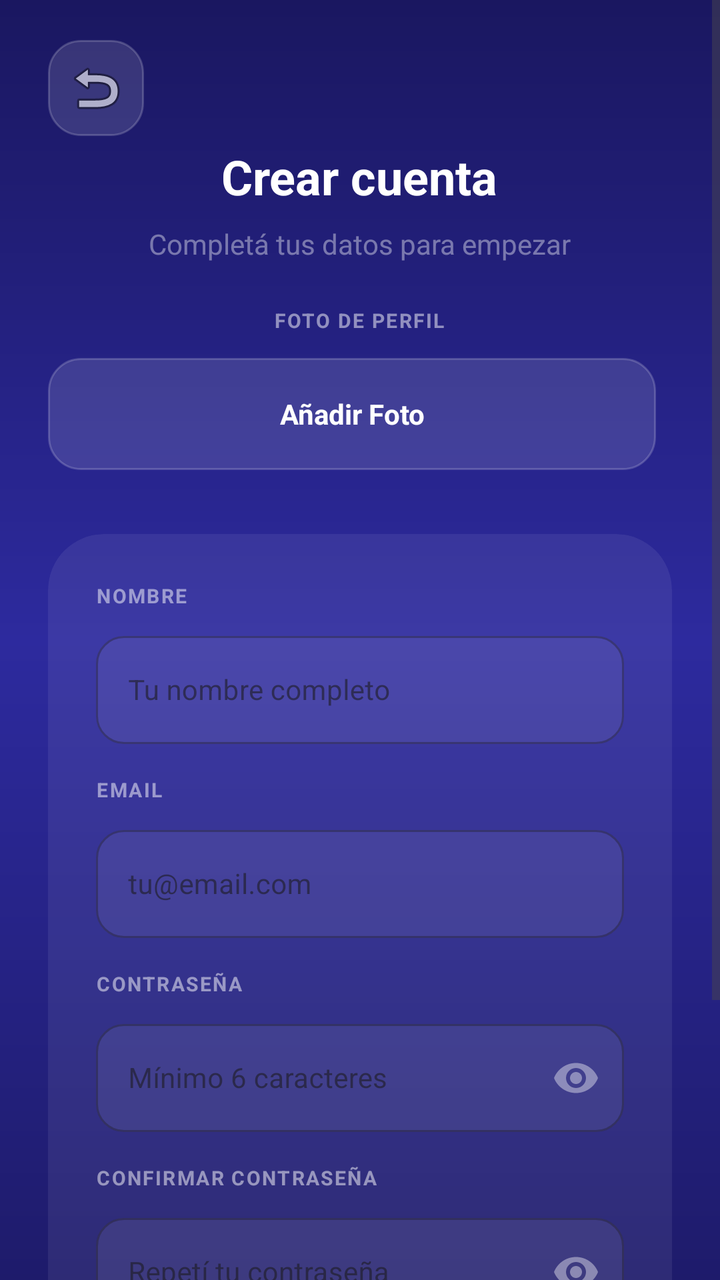
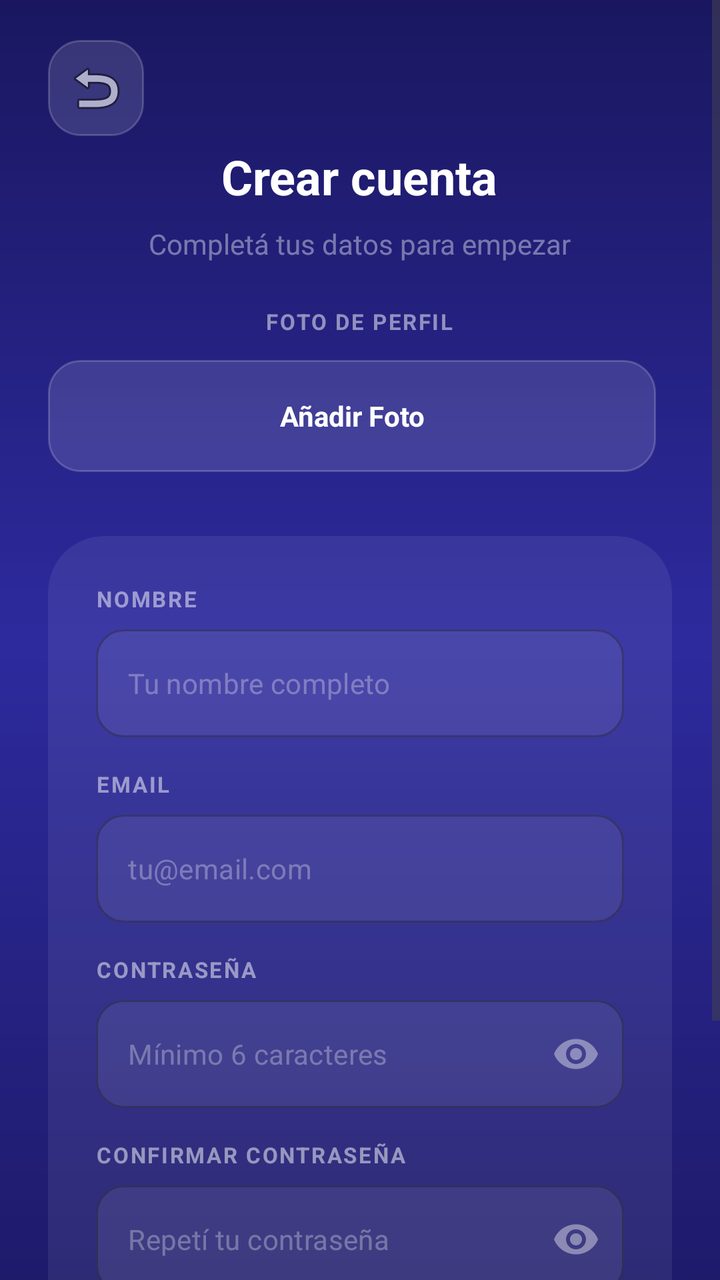

Compare the two renders of this Android layout. The source of the first and the diff that turns it into the second are given below.
<!-- AndroidManifest.xml: application theme Theme.AppTareas -->
<!-- res/layout/create_profile.xml -->
<?xml version="1.0" encoding="utf-8"?>
<ScrollView
    android:layout_width="match_parent"
    android:layout_height="match_parent"
    xmlns:android="http://schemas.android.com/apk/res/android"
    xmlns:app="http://schemas.android.com/apk/res-auto"
    android:fillViewport="true"
    android:background="@drawable/bg_gradient_login">



    <LinearLayout
        android:layout_width="match_parent"
        android:layout_height="wrap_content"
        android:orientation="vertical"
        android:gravity="center_horizontal"
        android:paddingStart="24dp"
        android:paddingEnd="24dp"
        android:paddingTop="20dp"
        android:paddingBottom="40dp">


        <LinearLayout
            android:layout_width="match_parent"
            android:layout_height="wrap_content"
            android:orientation="horizontal"
            android:layout_marginBottom="4dp"
            >
            <ImageButton
                android:id="@+id/btnBack"
                android:layout_width="48dp"
                android:layout_height="48dp"
                android:layout_alignParentStart="true"
                android:background="@drawable/bg_glass_input"
                android:src="@android:drawable/ic_menu_revert"
                android:contentDescription="Volver"
                android:padding="20dp"/>


        </LinearLayout>



        <TextView
            android:layout_width="wrap_content"
            android:layout_height="wrap_content"
            android:text="Crear cuenta"
            android:textColor="#FFFFFF"
            android:textSize="24sp"
            android:textStyle="bold"
            android:layout_marginBottom="8dp"/>

        <TextView
            android:layout_width="wrap_content"
            android:layout_height="wrap_content"
            android:text="Completá tus datos para empezar"
            android:textColor="#66FFFFFF"
            android:textSize="14sp"
            android:layout_marginBottom="22dp"/>

        <TextView
            android:layout_width="wrap_content"
            android:layout_height="wrap_content"
            android:text="FOTO DE PERFIL"
            android:textColor="#80FFFFFF"
            android:textSize="10sp"
            android:textStyle="bold"
            android:letterSpacing="0.08"
            android:layout_marginBottom="12dp"/>


        <LinearLayout
            android:layout_width="match_parent"
            android:layout_height="wrap_content"
            android:layout_marginBottom="32dp"
            android:orientation="horizontal">

            <TextView
                android:id="@+id/btnAddPhoto"
                android:layout_width="0dp"
                android:layout_height="56dp"
                android:layout_marginEnd="8dp"
                android:layout_weight="1"
                android:background="@drawable/bg_glass_input"
                android:gravity="center"
                android:text="@string/btn_añadir_foto"
                android:textColor="#FFFFFF"
                android:textSize="14sp"
                android:textStyle="bold" />


        </LinearLayout>

        <androidx.cardview.widget.CardView
            android:layout_width="match_parent"
            android:layout_height="wrap_content"
            app:cardCornerRadius="28dp"
            app:cardBackgroundColor="#12FFFFFF"
            app:cardElevation="0dp">

            <LinearLayout
                android:layout_width="match_parent"
                android:layout_height="wrap_content"
                android:orientation="vertical"
                android:padding="24dp">

                
                <TextView
                    android:layout_width="wrap_content"
                    android:layout_height="wrap_content"
                    android:text="NOMBRE"
                    android:textColor="#80FFFFFF"
                    android:textSize="10sp"
                    android:textStyle="bold"
                    android:letterSpacing="0.08"
                    android:layout_marginBottom="8dp"/>

                <com.google.android.material.textfield.TextInputLayout
                    android:id="@+id/tilName"
                    android:layout_width="match_parent"
                    android:layout_height="wrap_content"
                    android:layout_marginBottom="16dp"
                    style="@style/Widget.MaterialComponents.TextInputLayout.OutlinedBox"
                    app:boxCornerRadiusTopStart="14dp"
                    app:boxCornerRadiusTopEnd="14dp"
                    app:boxCornerRadiusBottomStart="14dp"
                    app:boxCornerRadiusBottomEnd="14dp"
                    app:boxBackgroundColor="#12FFFFFF"
                    app:boxStrokeWidth="1dp"
                    app:startIconTint="#66FFFFFF">

                    <com.google.android.material.textfield.TextInputEditText
                        android:id="@+id/etName"
                        android:layout_width="match_parent"
                        android:layout_height="54dp"
                        android:hint="Tu nombre completo"
                        android:textColor="#FFFFFF"
                        android:textColorHint="#4DFFFFFF"
                        android:textSize="14sp"
                        android:inputType="textPersonName"
                        android:imeOptions="actionNext"/>

                </com.google.android.material.textfield.TextInputLayout>

                
                <TextView
                    android:layout_width="wrap_content"
                    android:layout_height="wrap_content"
                    android:text="EMAIL"
                    android:textColor="#80FFFFFF"
                    android:textSize="10sp"
                    android:textStyle="bold"
                    android:letterSpacing="0.08"
                    android:layout_marginBottom="8dp"/>

                <com.google.android.material.textfield.TextInputLayout
                    android:id="@+id/tilEmail"
                    android:layout_width="match_parent"
                    android:layout_height="wrap_content"
                    android:layout_marginBottom="16dp"
                    style="@style/Widget.MaterialComponents.TextInputLayout.OutlinedBox"
                    app:boxCornerRadiusTopStart="14dp"
                    app:boxCornerRadiusTopEnd="14dp"
                    app:boxCornerRadiusBottomStart="14dp"
                    app:boxCornerRadiusBottomEnd="14dp"
                    app:boxBackgroundColor="#12FFFFFF"
                    app:startIconTint="#66FFFFFF">

                    <com.google.android.material.textfield.TextInputEditText
                        android:id="@+id/etEmail"
                        android:layout_width="match_parent"
                        android:layout_height="54dp"
                        android:hint="tu@email.com"
                        android:textColor="#FFFFFF"
                        android:textColorHint="#4DFFFFFF"
                        android:textSize="14sp"
                        android:inputType="textEmailAddress"
                        android:imeOptions="actionNext"/>

                </com.google.android.material.textfield.TextInputLayout>

                
                <TextView
                    android:layout_width="wrap_content"
                    android:layout_height="wrap_content"
                    android:text="CONTRASEÑA"
                    android:textColor="#80FFFFFF"
                    android:textSize="10sp"
                    android:textStyle="bold"
                    android:letterSpacing="0.08"
                    android:layout_marginBottom="8dp"/>

                <com.google.android.material.textfield.TextInputLayout
                    android:id="@+id/tilPassword"
                    android:layout_width="match_parent"
                    android:layout_height="wrap_content"
                    android:layout_marginBottom="16dp"
                    style="@style/Widget.MaterialComponents.TextInputLayout.OutlinedBox"
                    app:boxCornerRadiusTopStart="14dp"
                    app:boxCornerRadiusTopEnd="14dp"
                    app:boxCornerRadiusBottomStart="14dp"
                    app:boxCornerRadiusBottomEnd="14dp"
                    app:boxBackgroundColor="#12FFFFFF"
                    app:startIconTint="#66FFFFFF"
                    app:endIconMode="password_toggle"
                    app:endIconTint="#66FFFFFF">

                    <com.google.android.material.textfield.TextInputEditText
                        android:id="@+id/etPassword"
                        android:layout_width="match_parent"
                        android:layout_height="54dp"
                        android:hint="Mínimo 6 caracteres"
                        android:textColor="#FFFFFF"
                        android:textColorHint="#4DFFFFFF"
                        android:textSize="14sp"
                        android:inputType="textPassword"
                        android:imeOptions="actionNext"/>

                </com.google.android.material.textfield.TextInputLayout>


                <TextView
                    android:layout_width="wrap_content"
                    android:layout_height="wrap_content"
                    android:text="CONFIRMAR CONTRASEÑA"
                    android:textColor="#80FFFFFF"
                    android:textSize="10sp"
                    android:textStyle="bold"
                    android:letterSpacing="0.08"
                    android:layout_marginBottom="8dp"/>

                <com.google.android.material.textfield.TextInputLayout
                    android:id="@+id/tilConfirmPassword"
                    android:layout_width="match_parent"
                    android:layout_height="wrap_content"
                    android:layout_marginBottom="20dp"
                    style="@style/Widget.MaterialComponents.TextInputLayout.OutlinedBox"
                    app:boxCornerRadiusTopStart="14dp"
                    app:boxCornerRadiusTopEnd="14dp"
                    app:boxCornerRadiusBottomStart="14dp"
                    app:boxCornerRadiusBottomEnd="14dp"
                    app:boxBackgroundColor="#12FFFFFF"
                    app:startIconTint="#66FFFFFF"
                    app:endIconMode="password_toggle"
                    app:endIconTint="#66FFFFFF">

                    <com.google.android.material.textfield.TextInputEditText
                        android:id="@+id/etConfirmPassword"
                        android:layout_width="match_parent"
                        android:layout_height="54dp"
                        android:hint="Repetí tu contraseña"
                        android:textColor="#FFFFFF"
                        android:textColorHint="#4DFFFFFF"
                        android:textSize="14sp"
                        android:inputType="textPassword"
                        android:imeOptions="actionDone"/>

                </com.google.android.material.textfield.TextInputLayout>

                
                <Button
                    android:id="@+id/btnRegister"
                    android:layout_width="match_parent"
                    android:layout_height="52dp"
                    android:layout_marginTop="20dp"
                    android:text="Crear cuenta"
                    android:textColor="#FFFFFF"
                    android:background="@drawable/bg_button_gradient"
                    app:backgroundTint="@null"
                    android:textSize="15sp"
                    android:textStyle="bold"
                    android:stateListAnimator="@null"
                    android:elevation="0dp">

                </Button>



            </LinearLayout>



        </androidx.cardview.widget.CardView>









    </LinearLayout>



</ScrollView>
<!-- resources referenced by this layout -->
<resources>
  <!-- drawable bg_button_gradient (drawable) -->
  <?xml version="1.0" encoding="utf-8"?>
  <shape xmlns:android="http://schemas.android.com/apk/res/android"
      android:shape="rectangle">
      <gradient
          android:type="linear"
          android:angle="0"
          android:startColor="#FFEC4899"
          android:endColor="#FF8B5CF6" />
      <corners android:radius="16dp" />
  </shape>
  <!-- drawable bg_glass_input (drawable) -->
  <?xml version="1.0" encoding="utf-8"?>
  <shape xmlns:android="http://schemas.android.com/apk/res/android">
      <solid android:color="#20FFFFFF" />
  
      <corners android:radius="16dp" />
  
      <stroke
          android:width="1dp"
          android:color="#30FFFFFF" />
  </shape>
  <!-- drawable bg_gradient_login (drawable) -->
  <?xml version="1.0" encoding="utf-8"?>
  <shape xmlns:android="http://schemas.android.com/apk/res/android">
  
      <gradient
          android:type="linear"
          android:angle="160"
          android:startColor="#FF1A1760"
          android:centerColor="#FF2D2A9E"
          android:endColor="#FF1E1B6B" />
  
  
  </shape>
  <style name="Theme.AppTareas" parent="Base.Theme.AppTareas" />
  <style name="Base.Theme.AppTareas" parent="Theme.Material3.DayNight.NoActionBar">
          
          
      </style>
</resources>

<!-- the commit's change to res/layout/create_profile.xml (unified diff, before → after) -->
@@ -6,8 +6,6 @@
     xmlns:app="http://schemas.android.com/apk/res-auto"
     android:fillViewport="true"
     android:background="@drawable/bg_gradient_login">
-
-
 
     <LinearLayout
         android:layout_width="match_parent"
@@ -19,32 +17,26 @@
         android:paddingTop="20dp"
         android:paddingBottom="40dp">
 
-
         <LinearLayout
             android:layout_width="match_parent"
             android:layout_height="wrap_content"
             android:orientation="horizontal"
-            android:layout_marginBottom="4dp"
-            >
+            android:layout_marginBottom="4dp">
+
             <ImageButton
                 android:id="@+id/btnBack"
                 android:layout_width="48dp"
                 android:layout_height="48dp"
-                android:layout_alignParentStart="true"
                 android:background="@drawable/bg_glass_input"
                 android:src="@android:drawable/ic_menu_revert"
-                android:contentDescription="Volver"
+                android:contentDescription="@string/cd_volver"
                 android:padding="20dp"/>
-
-
         </LinearLayout>
-
-
 
         <TextView
             android:layout_width="wrap_content"
             android:layout_height="wrap_content"
-            android:text="Crear cuenta"
+            android:text="@string/title_crear_cuenta"
             android:textColor="#FFFFFF"
             android:textSize="24sp"
             android:textStyle="bold"
@@ -53,7 +45,7 @@
         <TextView
             android:layout_width="wrap_content"
             android:layout_height="wrap_content"
-            android:text="Completá tus datos para empezar"
+            android:text="@string/subtitle_crear_cuenta"
             android:textColor="#66FFFFFF"
             android:textSize="14sp"
             android:layout_marginBottom="22dp"/>
@@ -61,13 +53,12 @@
         <TextView
             android:layout_width="wrap_content"
             android:layout_height="wrap_content"
-            android:text="FOTO DE PERFIL"
+            android:text="@string/label_foto_perfil"
             android:textColor="#80FFFFFF"
-            android:textSize="10sp"
+            android:textSize="11sp"
             android:textStyle="bold"
             android:letterSpacing="0.08"
             android:layout_marginBottom="12dp"/>
-
 
         <LinearLayout
             android:layout_width="match_parent"
@@ -87,8 +78,6 @@
                 android:textColor="#FFFFFF"
                 android:textSize="14sp"
                 android:textStyle="bold" />
-
-
         </LinearLayout>
 
         <androidx.cardview.widget.CardView
@@ -104,13 +93,12 @@
                 android:orientation="vertical"
                 android:padding="24dp">
 
-                
-                <TextView
-                    android:layout_width="wrap_content"
-                    android:layout_height="wrap_content"
-                    android:text="NOMBRE"
-                    android:textColor="#80FFFFFF"
-                    android:textSize="10sp"
+                <TextView
+                    android:layout_width="wrap_content"
+                    android:layout_height="wrap_content"
+                    android:text="@string/label_nombre"
+                    android:textColor="#80FFFFFF"
+                    android:textSize="11sp"
                     android:textStyle="bold"
                     android:letterSpacing="0.08"
                     android:layout_marginBottom="8dp"/>
@@ -121,6 +109,7 @@
                     android:layout_height="wrap_content"
                     android:layout_marginBottom="16dp"
                     style="@style/Widget.MaterialComponents.TextInputLayout.OutlinedBox"
+                    app:hintEnabled="false"
                     app:boxCornerRadiusTopStart="14dp"
                     app:boxCornerRadiusTopEnd="14dp"
                     app:boxCornerRadiusBottomStart="14dp"
@@ -133,22 +122,20 @@
                         android:id="@+id/etName"
                         android:layout_width="match_parent"
                         android:layout_height="54dp"
-                        android:hint="Tu nombre completo"
+                        android:hint="@string/hint_nombre"
                         android:textColor="#FFFFFF"
                         android:textColorHint="#4DFFFFFF"
                         android:textSize="14sp"
                         android:inputType="textPersonName"
                         android:imeOptions="actionNext"/>
-
-                </com.google.android.material.textfield.TextInputLayout>
-
-                
-                <TextView
-                    android:layout_width="wrap_content"
-                    android:layout_height="wrap_content"
-                    android:text="EMAIL"
-                    android:textColor="#80FFFFFF"
-                    android:textSize="10sp"
+                </com.google.android.material.textfield.TextInputLayout>
+
+                <TextView
+                    android:layout_width="wrap_content"
+                    android:layout_height="wrap_content"
+                    android:text="@string/label_email"
+                    android:textColor="#80FFFFFF"
+                    android:textSize="11sp"
                     android:textStyle="bold"
                     android:letterSpacing="0.08"
                     android:layout_marginBottom="8dp"/>
@@ -159,6 +146,7 @@
                     android:layout_height="wrap_content"
                     android:layout_marginBottom="16dp"
                     style="@style/Widget.MaterialComponents.TextInputLayout.OutlinedBox"
+                    app:hintEnabled="false"
                     app:boxCornerRadiusTopStart="14dp"
                     app:boxCornerRadiusTopEnd="14dp"
                     app:boxCornerRadiusBottomStart="14dp"
@@ -170,22 +158,20 @@
                         android:id="@+id/etEmail"
                         android:layout_width="match_parent"
                         android:layout_height="54dp"
-                        android:hint="tu@email.com"
+                        android:hint="@string/hint_email"
                         android:textColor="#FFFFFF"
                         android:textColorHint="#4DFFFFFF"
                         android:textSize="14sp"
                         android:inputType="textEmailAddress"
                         android:imeOptions="actionNext"/>
-
-                </com.google.android.material.textfield.TextInputLayout>
-
-                
-                <TextView
-                    android:layout_width="wrap_content"
-                    android:layout_height="wrap_content"
-                    android:text="CONTRASEÑA"
-                    android:textColor="#80FFFFFF"
-                    android:textSize="10sp"
+                </com.google.android.material.textfield.TextInputLayout>
+
+                <TextView
+                    android:layout_width="wrap_content"
+                    android:layout_height="wrap_content"
+                    android:text="@string/label_contrasena"
+                    android:textColor="#80FFFFFF"
+                    android:textSize="11sp"
                     android:textStyle="bold"
                     android:letterSpacing="0.08"
                     android:layout_marginBottom="8dp"/>
@@ -196,6 +182,7 @@
                     android:layout_height="wrap_content"
                     android:layout_marginBottom="16dp"
                     style="@style/Widget.MaterialComponents.TextInputLayout.OutlinedBox"
+                    app:hintEnabled="false"
                     app:boxCornerRadiusTopStart="14dp"
                     app:boxCornerRadiusTopEnd="14dp"
                     app:boxCornerRadiusBottomStart="14dp"
@@ -209,22 +196,20 @@
                         android:id="@+id/etPassword"
                         android:layout_width="match_parent"
                         android:layout_height="54dp"
-                        android:hint="Mínimo 6 caracteres"
+                        android:hint="@string/hint_contrasena"
                         android:textColor="#FFFFFF"
                         android:textColorHint="#4DFFFFFF"
                         android:textSize="14sp"
                         android:inputType="textPassword"
                         android:imeOptions="actionNext"/>
-
-                </com.google.android.material.textfield.TextInputLayout>
-
-
-                <TextView
-                    android:layout_width="wrap_content"
-                    android:layout_height="wrap_content"
-                    android:text="CONFIRMAR CONTRASEÑA"
-                    android:textColor="#80FFFFFF"
-                    android:textSize="10sp"
+                </com.google.android.material.textfield.TextInputLayout>
+
+                <TextView
+                    android:layout_width="wrap_content"
+                    android:layout_height="wrap_content"
+                    android:text="@string/label_confirmar_contrasena"
+                    android:textColor="#80FFFFFF"
+                    android:textSize="11sp"
                     android:textStyle="bold"
                     android:letterSpacing="0.08"
                     android:layout_marginBottom="8dp"/>
@@ -235,6 +220,7 @@
                     android:layout_height="wrap_content"
                     android:layout_marginBottom="20dp"
                     style="@style/Widget.MaterialComponents.TextInputLayout.OutlinedBox"
+                    app:hintEnabled="false"
                     app:boxCornerRadiusTopStart="14dp"
                     app:boxCornerRadiusTopEnd="14dp"
                     app:boxCornerRadiusBottomStart="14dp"
@@ -248,50 +234,29 @@
                         android:id="@+id/etConfirmPassword"
                         android:layout_width="match_parent"
                         android:layout_height="54dp"
-                        android:hint="Repetí tu contraseña"
+                        android:hint="@string/hint_confirmar_contrasena"
                         android:textColor="#FFFFFF"
                         android:textColorHint="#4DFFFFFF"
                         android:textSize="14sp"
                         android:inputType="textPassword"
                         android:imeOptions="actionDone"/>
-
-                </com.google.android.material.textfield.TextInputLayout>
-
-                
+                </com.google.android.material.textfield.TextInputLayout>
+
                 <Button
                     android:id="@+id/btnRegister"
                     android:layout_width="match_parent"
                     android:layout_height="52dp"
                     android:layout_marginTop="20dp"
-                    android:text="Crear cuenta"
+                    android:text="@string/btn_crear_cuenta"
                     android:textColor="#FFFFFF"
                     android:background="@drawable/bg_button_gradient"
                     app:backgroundTint="@null"
                     android:textSize="15sp"
                     android:textStyle="bold"
                     android:stateListAnimator="@null"
-                    android:elevation="0dp">
-
-                </Button>
-
-
+                    android:elevation="0dp" />
 
             </LinearLayout>
-
-
-
         </androidx.cardview.widget.CardView>
-
-
-
-
-
-
-
-
-
     </LinearLayout>
-
-
-
 </ScrollView>
<!-- resource entries referenced after the edit -->
@@ -35,6 +35,20 @@
   
   
   </shape>
+  <string name="btn_crear_cuenta">Crear cuenta</string>
+  <string name="cd_volver">Volver atrás</string>
+      //Detalle tarea
+  <string name="hint_confirmar_contrasena">Repetí tu contraseña</string>
+  <string name="hint_contrasena">Mínimo 6 caracteres</string>
+  <string name="hint_email">tu\@email.com</string>
+  <string name="hint_nombre">Tu nombre completo</string>
+  <string name="label_confirmar_contrasena">CONFIRMAR CONTRASEÑA</string>
+  <string name="label_contrasena">CONTRASEÑA</string>
+  <string name="label_email">EMAIL</string>
+  <string name="label_foto_perfil">FOTO DE PERFIL</string>
+  <string name="label_nombre">NOMBRE</string>
+  <string name="subtitle_crear_cuenta">Completá tus datos para empezar</string>
+  <string name="title_crear_cuenta">Crear cuenta</string>
   <style name="Theme.AppTareas" parent="Base.Theme.AppTareas" />
   <style name="Base.Theme.AppTareas" parent="Theme.Material3.DayNight.NoActionBar">
           
